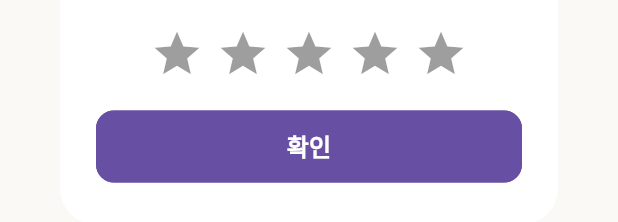
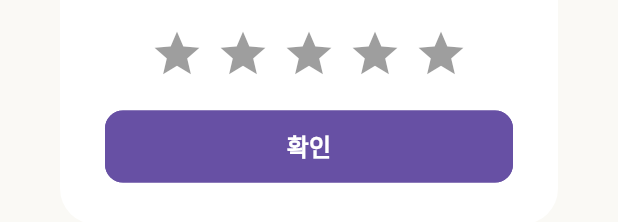
Before and after one commit to SWU-UMC/11th_Moblie_A, a Flutter app: the RatingDialog widget shown alone on an empty page, opened directly, on a phone screen of 412 x 824 dp. Shown: the part 548-770 px from the top of the screen. Run offline on Flutter 3.47's test engine with Material 3 defaults, Android fonts, the phone set to English and light mode, and no system bars; drawn by our look-alikes of flutter_rating_bar; our stand-ins replace flutter_svg, go_router.

Commit message:
fix: 다이얼로그 구조 수정 및 오타 수정

```diff
--- a/Luga/week0/lib/screen/movie_detail_screen.dart
+++ b/Luga/week0/lib/screen/movie_detail_screen.dart
@@ -227,8 +227,8 @@ class _MovieDetailScreenState extends State<MovieDetailScreen> {
                                                 mainAxisSize: MainAxisSize.min,
                                                 children: const [
                                                     Icon(Icons.edit),
-                                                    const SizedBox(width: 6),
-                                                    const Text('평점 남기기'),
+                                                    SizedBox(width: 6),
+                                                    Text('평점 남기기'),
                                                 ],
                                             ),
                                         ),
--- a/Luga/week0/lib/widget/rating_dialog.dart
+++ b/Luga/week0/lib/widget/rating_dialog.dart
@@ -23,7 +23,7 @@ class _RatingDialogState extends State<RatingDialog> {
       backgroundColor: Colors.white,
       surfaceTintColor: Colors.transparent,
       child: Padding(
-        padding: const EdgeInsets.symmetric(horizontal: 24, vertical: 28),
+        padding: const EdgeInsets.symmetric(horizontal: 30, vertical: 28),
         child: Column(
           mainAxisSize: MainAxisSize.min,
           children: [
```
